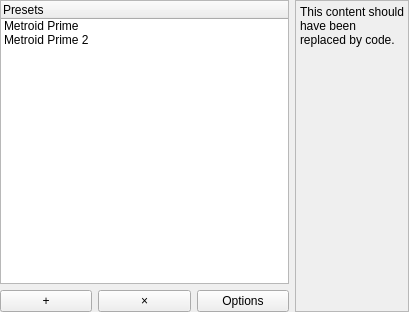
Above: randovania/gui/ui_files/select_preset_widget.ui from Logarhythmic/randovania before the change. Below: the same form after it.
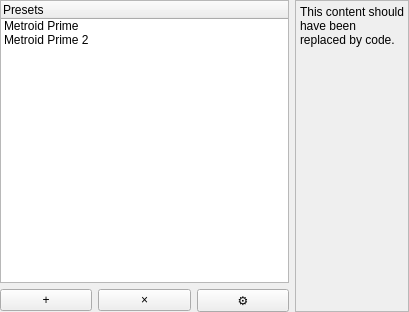
That is the form after the change. Custom widgets are drawn as their Qt base class.

Commit message:
Redesign preset selection buttons
- Replace single 'Create New Preset' button with row of three buttons at bottom
- Add '+' button to create new presets
- Add '×' button to delete selected preset
- Add '⚙' (gear) button to customize/edit selected preset
- Buttons are enabled/disabled based on current selection state
- Delete and customize buttons only enabled when appropriate preset is selected

Diff of the .ui file:
```diff
--- a/randovania/gui/ui_files/select_preset_widget.ui
+++ b/randovania/gui/ui_files/select_preset_widget.ui
@@ -96,7 +96,7 @@
    <item row="1" column="2">
     <widget class="QPushButton" name="customize_preset_button">
      <property name="text">
-      <string>Options</string>
+      <string>⚙</string>
      </property>
      <property name="toolTip">
       <string>Customize Selected Preset</string>
```
The commit also changes 2 other files.
